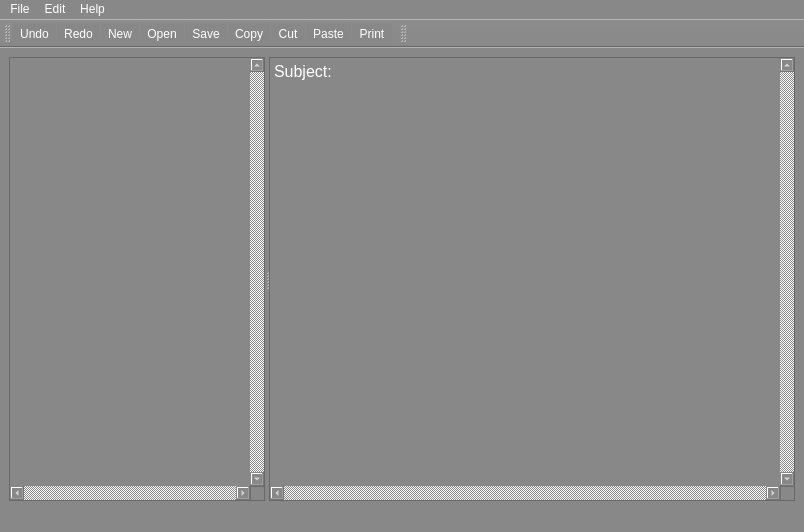
The window that Notebook.ui (Ahmed-Al-Balochi/Notebook) describes before a commit, drawn with Qt 5.
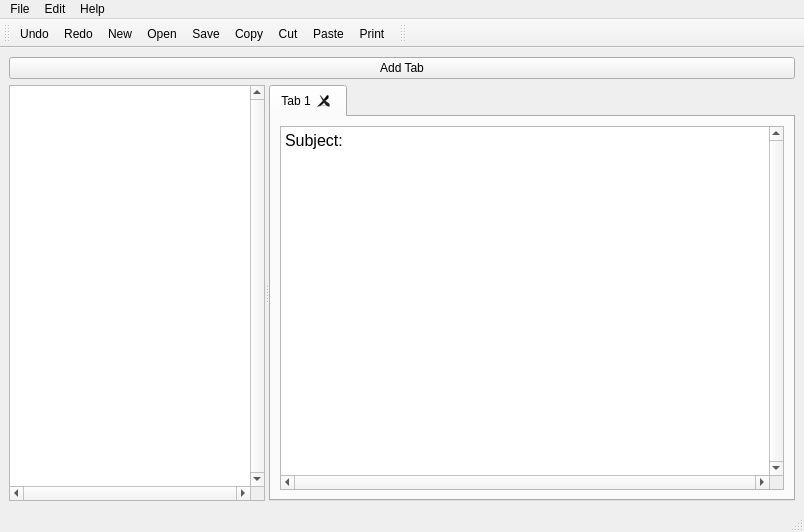
The same window after the commit. Icons and pictures are not drawn.

Commit message: working on making a tab every time the user opens a new file

Patch:
```diff
--- a/Notebook.ui
+++ b/Notebook.ui
@@ -18,12 +18,17 @@
     <normaloff>:/Images/Images/Icons/Icons/notes.png</normaloff>:/Images/Images/Icons/Icons/notes.png</iconset>
   </property>
   <property name="styleSheet">
-   <string notr="true">color: rgb(255, 255, 255);
-background-color: rgb(136, 136, 136);
-</string>
+   <string notr="true"/>
   </property>
   <widget class="QWidget" name="centralwidget">
-   <layout class="QHBoxLayout" name="horizontalLayout_2">
+   <layout class="QVBoxLayout" name="verticalLayout">
+    <item>
+     <widget class="QPushButton" name="pushButton">
+      <property name="text">
+       <string>Add Tab</string>
+      </property>
+     </widget>
+    </item>
     <item>
      <widget class="QSplitter" name="splitter">
       <property name="orientation">
@@ -46,6 +51,31 @@
         <enum>QAbstractScrollArea::AdjustIgnored</enum>
        </property>
       </widget>
+      <widget class="QTabWidget" name="tabWidget">
+       <property name="sizePolicy">
+        <sizepolicy hsizetype="Expanding" vsizetype="Expanding">
+         <horstretch>50</horstretch>
+         <verstretch>0</verstretch>
+        </sizepolicy>
+       </property>
+       <property name="currentIndex">
+        <number>0</number>
+       </property>
+       <property name="tabsClosable">
+        <bool>true</bool>
+       </property>
+       <property name="movable">
+        <bool>true</bool>
+       </property>
+       <property name="tabBarAutoHide">
+        <bool>false</bool>
+       </property>
+       <widget class="QWidget" name="tab">
+        <attribute name="title">
+         <string>Tab 1</string>
+        </attribute>
+        <layout class="QHBoxLayout" name="horizontalLayout">
+         <item>
       <widget class="QTextEdit" name="textEdit">
        <property name="sizePolicy">
         <sizepolicy hsizetype="Expanding" vsizetype="Expanding">
@@ -75,6 +105,10 @@
 &lt;p style=&quot;-qt-paragraph-type:empty; margin-top:0px; margin-bottom:0px; margin-left:0px; margin-right:0px; -qt-block-indent:0; text-indent:0px;&quot;&gt;&lt;br /&gt;&lt;/p&gt;&lt;/body&gt;&lt;/html&gt;</string>
        </property>
       </widget>
+         </item>
+        </layout>
+       </widget>
+      </widget>
      </widget>
     </item>
    </layout>
@@ -85,7 +119,7 @@
      <x>0</x>
      <y>0</y>
      <width>804</width>
-     <height>20</height>
+     <height>24</height>
     </rect>
    </property>
    <widget class="QMenu" name="menuFile">
```
Lines whose indentation alone changed are shown as unchanged. The commit also changes 4 other files.
